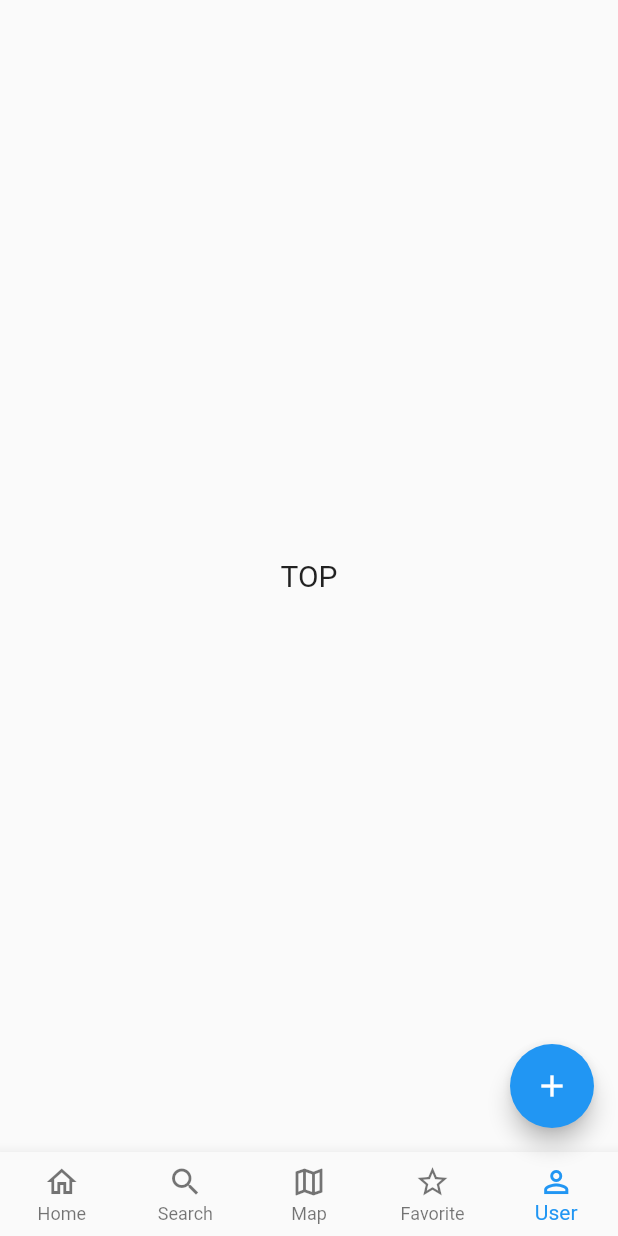
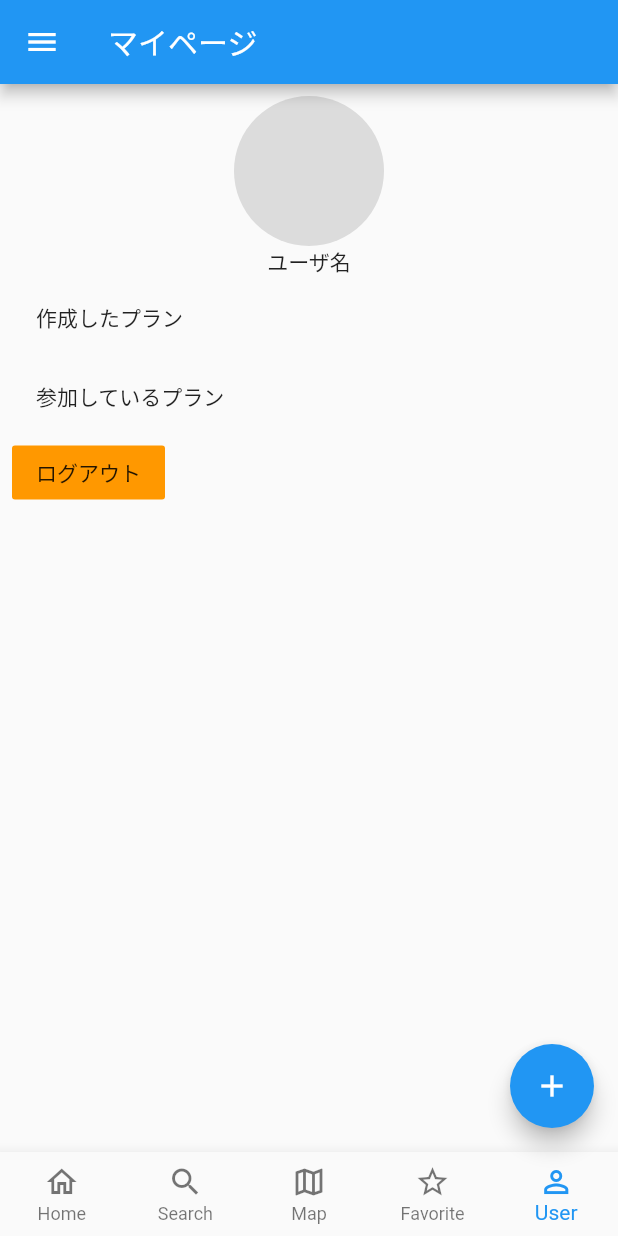
Before and after one commit to matsukawa-s/tabitabi_app, a Flutter app: the MyHomePage screen opened directly, item 5 of the bottom bar chosen, on a phone screen of 412 x 824 dp. Run offline on Flutter 3.47's test engine with Material 2 defaults, Android fonts, the phone set to English and light mode, and no system bars; our stand-ins replace flutter_rating_bar, google_maps_flutter, like_button, location, page_transition, shared_preferences and 1 more; missing offline and left inert: google_maps_webservice; accounts and stored records are empty; network calls fail.

Commit message:
ログアウト機能の実装

```diff
--- a/lib/main.dart
+++ b/lib/main.dart
@@ -209,7 +209,7 @@ class MyHomePage extends StatelessWidget {
     }else if(pageIndex == 3){           // FavoritePageAppBar
       return favoritePageAppBar(context);
     }else if(pageIndex == 4){           // UserPageAppBar
-
+      return userPageAppbar();
     }
   }
   // TopPageAppBar
@@ -348,6 +348,13 @@ class MyHomePage extends StatelessWidget {
       ),
     );
   }
+
+  AppBar userPageAppbar(){
+    return AppBar(
+      title: Text("マイページ"),
+    );
+  }
+
 }
 
 class ColoredTabBar extends StatelessWidget implements PreferredSizeWidget {
--- a/lib/navigationbar_provider.dart
+++ b/lib/navigationbar_provider.dart
@@ -2,6 +2,7 @@ import 'package:flutter/cupertino.dart';
 import 'package:flutter/material.dart';
 import 'package:tabitabi_app/favorite_plan_page.dart';
 import 'package:tabitabi_app/favorite_spot_page.dart';
+import 'package:tabitabi_app/user_page.dart';
 
 import 'top_page.dart';
 import 'plan_search_page.dart';
@@ -18,7 +19,7 @@ class NavigationBarProvider extends ChangeNotifier {
     PlanSearchPage(),
     MapPage(title: 'MAP'),
     FavoritePage(title: 'FAVORITE'),
-    TopPage(title: 'TOP'),
+    UserPage(),
   ];
   final List<TabInfo> _tabs = [
     TabInfo(0,"Plan", FavoritePlanPage()),
--- /dev/null
+++ b/lib/user_page.dart
@@ -0,0 +1,76 @@
+import 'dart:convert';
+
+import 'package:flutter/material.dart';
+import 'package:page_transition/page_transition.dart';
+import 'package:shared_preferences/shared_preferences.dart';
+import 'package:tabitabi_app/main.dart';
+
+import 'network_utils/api.dart';
+
+class UserPage extends StatelessWidget {
+  //ユーザー情報をローカルストレージから取得する
+  _getUser() async{
+    SharedPreferences pref = await SharedPreferences.getInstance();
+  }
+
+  @override
+  Widget build(BuildContext context) {
+    return FutureBuilder(
+      future: _getUser(),
+      builder: (context, snapshot) {
+        return Container(
+          padding: EdgeInsets.all(8.0),
+          child: Column(
+            crossAxisAlignment: CrossAxisAlignment.start,
+            children: [
+              Center(
+                child: Column(
+                  children: [
+                    CircleAvatar(
+                      backgroundColor: Colors.black12,
+                      radius: 50.0,
+//              backgroundImage: NetworkImage("https://pbs.twimg.com/profile_images/885510796691689473/rR9aWvBQ_400x400.jpg"),
+                    ),
+                    Text("ユーザ名"),
+                  ],
+                ),
+              ),
+              Container(
+                  margin: EdgeInsets.all(16.0),
+                  child: Text("作成したプラン",textAlign: TextAlign.left,)
+              ),
+              Container(
+                  margin: EdgeInsets.all(16.0),
+                  child: Text("参加しているプラン")
+              ),
+              FlatButton(
+                  onPressed: () => logout(context),
+                  color: Colors.orange,
+                  child: Text("ログアウト")
+              )
+            ],
+          ),
+        );
+      }
+    );
+  }
+
+  void logout(BuildContext context) async {
+    var res = await Network().getData('auth/logout');
+    var body = json.decode(res.body);
+    if (body['success']) {
+      SharedPreferences localStorage = await SharedPreferences.getInstance();
+      localStorage.remove('user');
+      localStorage.remove('token');
+      Navigator.pushReplacement(
+          context,
+          PageTransition(
+              type: PageTransitionType.fade,
+              child: CheckAuth(),
+              inheritTheme: true,
+              ctx: context
+          ),
+      );
+    }
+  }
+}
```
Also changed, not shown: lib/login.dart (+10 -3 lines).
